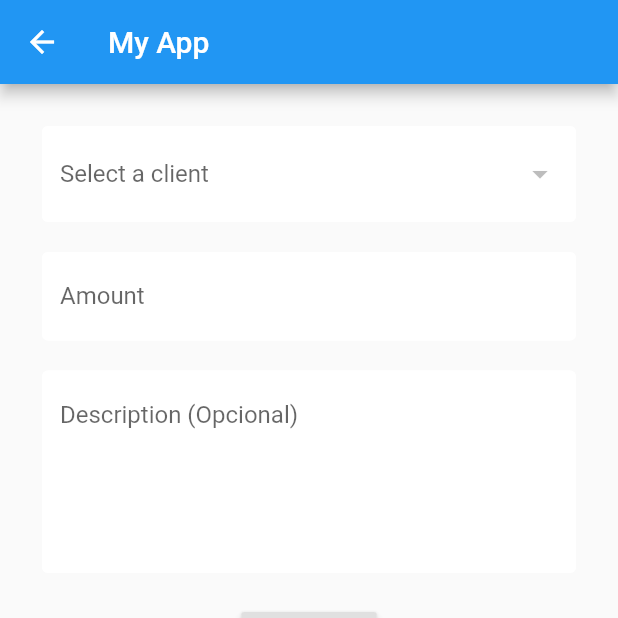
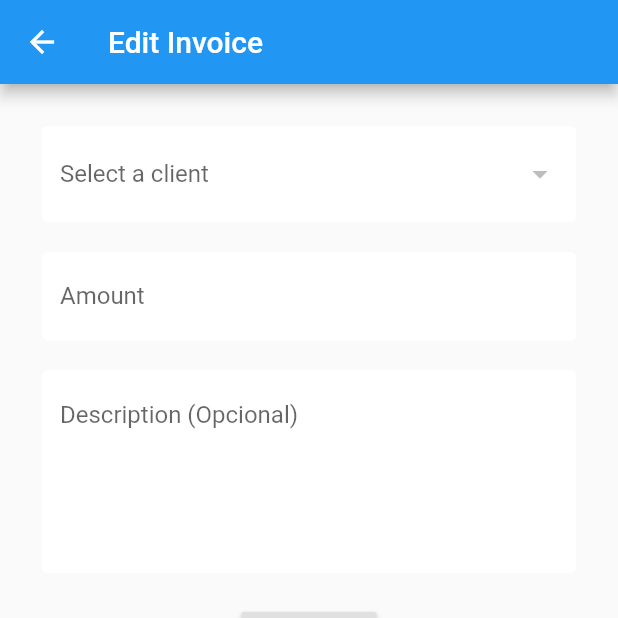
Before and after one commit to ivangonzalezg/debts_flutter, a Flutter app: the EditInvoiceScreen screen opened by its route, on a phone screen of 412 x 824 dp, the top half of it. Run offline on Flutter 3.47's test engine with Material 2 defaults, Android fonts, the phone set to English and light mode, and no system bars; our stand-ins replace sqflite; missing offline and left inert: random_color; accounts and stored records are empty; statements that could not run were skipped.

Commit message:
Fixing title in edit invoice

```diff
--- a/lib/edit_invoice.dart
+++ b/lib/edit_invoice.dart
@@ -87,7 +87,7 @@ class _State extends State<EditInvoiceScreen> {
     return Scaffold(
       key: _scaffold,
       appBar: AppBar(
-        title: Text('My App'),
+        title: Text('Edit Invoice'),
       ),
       body: Container(
         padding: EdgeInsets.all(28),
```
